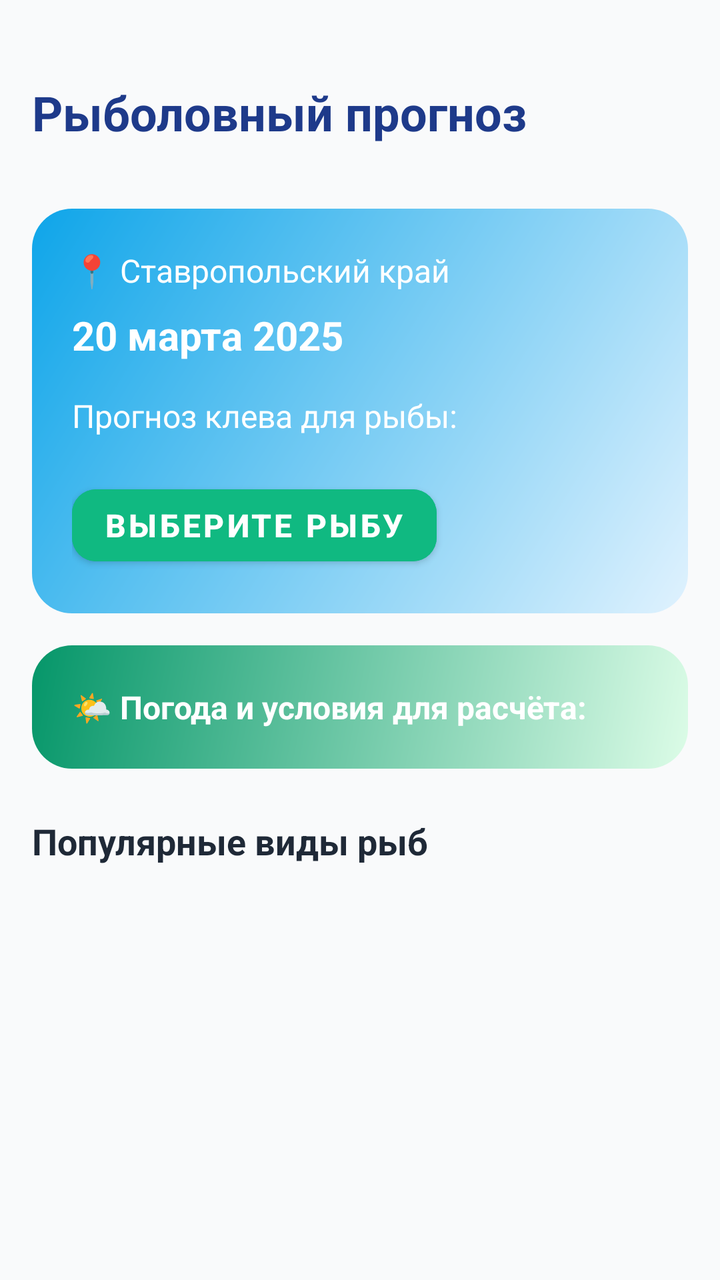
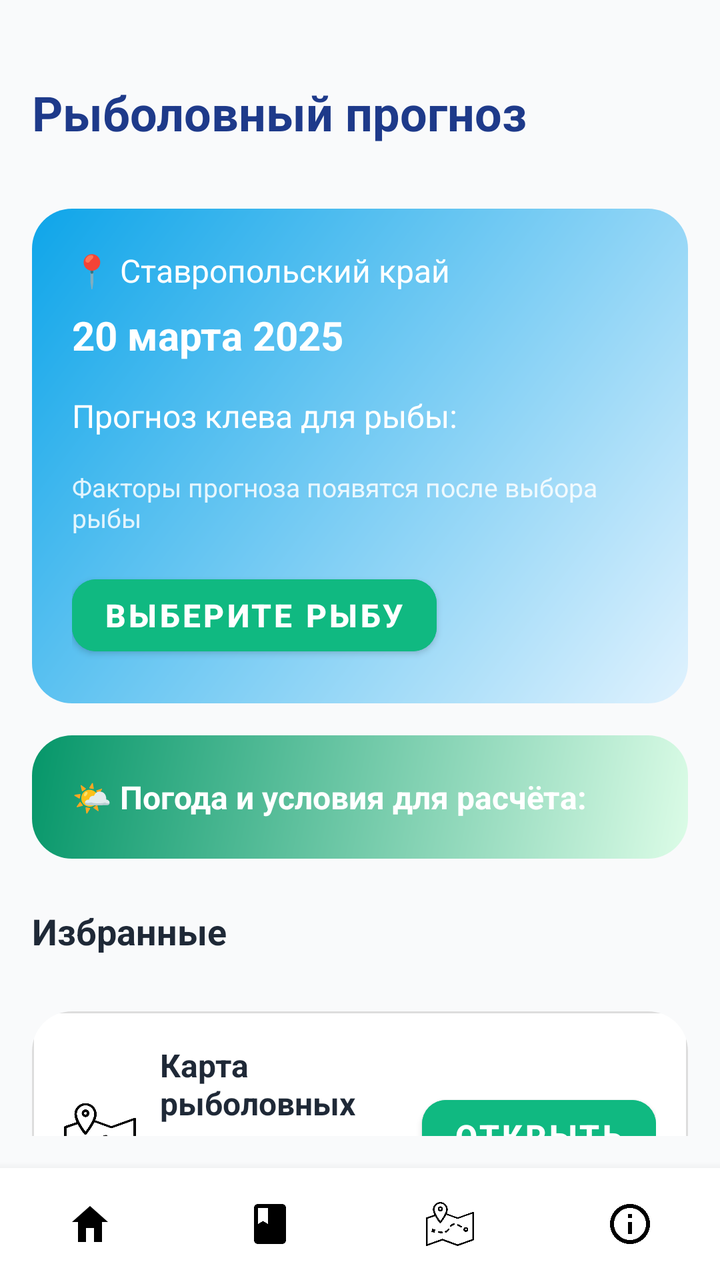

The first picture is an Android layout as it rendered before a commit; the second is the same layout after the commit. The layout source and the unified diff follow.
<!-- AndroidManifest.xml: activity theme Theme.FishingForecastAppStav -->
<!-- res/layout/activity_main.xml -->
<?xml version="1.0" encoding="utf-8"?>
<androidx.constraintlayout.widget.ConstraintLayout
    xmlns:android="http://schemas.android.com/apk/res/android"
    xmlns:app="http://schemas.android.com/apk/res-auto"
    xmlns:tools="http://schemas.android.com/tools"
    android:layout_width="match_parent"
    android:layout_height="match_parent"
    android:background="@color/gray_50"
    android:padding="16dp">

    
    <TextView
        android:id="@+id/tvAppTitle"
        android:layout_width="wrap_content"
        android:layout_height="wrap_content"
        android:text="Рыболовный прогноз"
        android:textSize="24sp"
        android:textStyle="bold"
        android:textColor="@color/primary"
        android:layout_marginTop="24dp"
        app:layout_constraintTop_toTopOf="parent"
        app:layout_constraintStart_toStartOf="parent"/>

    
    <com.google.android.material.card.MaterialCardView
        android:id="@+id/cardForecast"
        android:layout_width="0dp"
        android:layout_height="wrap_content"
        app:cardCornerRadius="20dp"
        app:cardElevation="0dp"
        app:cardBackgroundColor="@color/white"
        app:strokeWidth="0dp"
        app:layout_constraintTop_toBottomOf="@id/tvAppTitle"
        app:layout_constraintStart_toStartOf="parent"
        app:layout_constraintEnd_toEndOf="parent"
        android:layout_marginTop="32dp">

        <LinearLayout
            android:layout_width="match_parent"
            android:layout_height="wrap_content"
            android:orientation="vertical"
            android:padding="20dp"
            android:background="@drawable/bg_gradient_card">

            
            <TextView
                android:id="@+id/tvRegion"
                android:layout_width="wrap_content"
                android:layout_height="wrap_content"
                android:text="📍 Ставропольский край"
                android:textSize="16sp"
                android:textColor="@color/white"
                android:layout_marginBottom="8dp"/>

            
            <TextView
                android:id="@+id/tvCurrentDate"
                android:layout_width="wrap_content"
                android:layout_height="wrap_content"
                android:text="20 марта 2025"
                android:textSize="20sp"
                android:textStyle="bold"
                android:textColor="@color/white"
                android:layout_marginBottom="8dp"/>

            
            <LinearLayout
                android:layout_width="match_parent"
                android:layout_height="wrap_content"
                android:orientation="horizontal"
                android:gravity="center_vertical"
                android:layout_marginTop="8dp"
                android:layout_marginBottom="12dp">

                <TextView
                    android:id="@+id/tvCatchForecast"
                    android:layout_width="0dp"
                    android:layout_height="wrap_content"
                    android:layout_weight="1"
                    android:text="Прогноз клева для рыбы:"
                    android:textSize="16sp"
                    android:textColor="@color/white"/>

                <ImageView
                    android:id="@+id/btnResetFish"
                    android:layout_width="24dp"
                    android:layout_height="24dp"
                    android:src="@drawable/ic_reset"
                    android:background="?attr/selectableItemBackgroundBorderless"
                    android:clickable="true"
                    android:focusable="true"
                    android:padding="4dp"
                    android:tint="@color/white"
                    android:visibility="gone"/>
            </LinearLayout>

            
            <com.google.android.material.button.MaterialButton
                android:id="@+id/btnSelectFish"
                style="@style/Widget.MaterialComponents.Button"
                android:layout_width="wrap_content"
                android:layout_height="wrap_content"
                android:text="Выберите рыбу"
                android:textColor="@color/white"
                android:backgroundTint="@color/accent"
                android:layout_marginTop="8dp"
                app:cornerRadius="12dp"/>
        </LinearLayout>
    </com.google.android.material.card.MaterialCardView>

    
    <com.google.android.material.card.MaterialCardView
        android:id="@+id/cardWeather"
        android:layout_width="0dp"
        android:layout_height="wrap_content"
        app:cardCornerRadius="20dp"
        app:cardElevation="0dp"
        app:cardBackgroundColor="@color/white"
        app:strokeWidth="0dp"
        app:layout_constraintTop_toBottomOf="@id/cardForecast"
        app:layout_constraintStart_toStartOf="parent"
        app:layout_constraintEnd_toEndOf="parent"
        android:layout_marginTop="16dp">

        <LinearLayout
            android:layout_width="match_parent"
            android:layout_height="wrap_content"
            android:orientation="vertical"
            android:padding="20dp"
            android:background="@drawable/bg_weather_card">

            <TextView
                android:id="@+id/tvWeatherForecast"
                android:layout_width="match_parent"
                android:layout_height="wrap_content"
                android:text="🌤️ Погода и условия для расчёта:"
                android:textSize="16sp"
                android:textColor="@color/white"
                android:textStyle="bold" />
        </LinearLayout>
    </com.google.android.material.card.MaterialCardView>

    
    <TextView
        android:id="@+id/tvPopularFishTitle"
        android:layout_width="wrap_content"
        android:layout_height="wrap_content"
        android:text="Популярные виды рыб"
        android:textSize="18sp"
        android:textStyle="bold"
        android:textColor="@color/gray_800"
        android:layout_marginTop="24dp"
        app:layout_constraintTop_toBottomOf="@id/cardWeather"
        app:layout_constraintStart_toStartOf="parent"/>

    <androidx.recyclerview.widget.RecyclerView
        android:id="@+id/rvFishList"
        android:layout_width="0dp"
        android:layout_height="0dp"
        android:layout_marginTop="12dp"
        android:clipToPadding="false"
        android:paddingHorizontal="4dp"
        app:layoutManager="androidx.recyclerview.widget.LinearLayoutManager"
        app:layout_constraintTop_toBottomOf="@id/tvPopularFishTitle"
        app:layout_constraintBottom_toBottomOf="parent"
        app:layout_constraintStart_toStartOf="parent"
        app:layout_constraintEnd_toEndOf="parent"/>



</androidx.constraintlayout.widget.ConstraintLayout>
<!-- resources referenced by this layout -->
<resources>
  <color name="accent">#10B981</color>
  <color name="gray_50">#F9FAFB</color>
  <color name="gray_800">#1F2937</color>
  <color name="primary">#1E3A8A</color>
  <color name="white">#FFFFFF</color>
  <!-- drawable bg_gradient_card (drawable) -->
  <?xml version="1.0" encoding="utf-8"?>
  <shape xmlns:android="http://schemas.android.com/apk/res/android">
      <gradient
          android:angle="135"
          android:startColor="@color/sky_blue"
          android:endColor="@color/water_blue"
          android:type="linear" />
      <corners android:radius="16dp" />
  </shape>
  <!-- drawable bg_weather_card (drawable) -->
  <?xml version="1.0" encoding="utf-8"?>
  <shape xmlns:android="http://schemas.android.com/apk/res/android">
      <gradient
          android:angle="135"
          android:startColor="@color/grass_green"
          android:endColor="@color/forest_green"
          android:type="linear" />
      <corners android:radius="16dp" />
  </shape>
  <!-- drawable ic_reset (drawable) -->
  <?xml version="1.0" encoding="utf-8"?>
  <vector xmlns:android="http://schemas.android.com/apk/res/android"
      android:width="24dp"
      android:height="24dp"
      android:viewportWidth="24"
      android:viewportHeight="24">
      <path
          android:fillColor="#FFFFFF"
          android:pathData="M12,5V1L7,6l5,5V7c3.31,0 6,2.69 6,6s-2.69,6 -6,6s-6,-2.69 -6,-6H4c0,4.42 3.58,8 8,8s8,-3.58 8,-8S16.42,5 12,5z"/>
  </vector>
  <color name="sky_blue">#E0F2FE</color>
  <color name="water_blue">#0EA5E9</color>
  <color name="grass_green">#DCFCE7</color>
  <color name="forest_green">#059669</color>
  <color name="primary_dark">#1E40AF</color>
  <color name="accent_light">#34D399</color>
  <style name="Widget.App.TextView" parent="Widget.MaterialComponents.TextView">
          <item name="android:textColor">@color/gray_800</item>
          <item name="android:textSize">16sp</item>
      </style>
  <style name="Widget.App.Button" parent="Widget.MaterialComponents.Button">
          <item name="android:textColor">@color/white</item>
          <item name="backgroundTint">@color/primary</item>
          <item name="cornerRadius">12dp</item>
          <item name="android:textSize">16sp</item>
          <item name="android:textStyle">bold</item>
      </style>
  <style name="Widget.App.CardView" parent="Widget.MaterialComponents.CardView">
          <item name="cardCornerRadius">16dp</item>
          <item name="cardElevation">0dp</item>
          <item name="cardBackgroundColor">@color/white</item>
          <item name="strokeWidth">1dp</item>
          <item name="strokeColor">@color/gray_200</item>
      </style>
  <color name="gray_200">#E5E7EB</color>
  <!-- unchanged entries left out for length: 1 -->
</resources>

<!-- the commit's change to res/layout/activity_main.xml (unified diff, before → after) -->
@@ -5,167 +5,298 @@
     xmlns:tools="http://schemas.android.com/tools"
     android:layout_width="match_parent"
     android:layout_height="match_parent"
-    android:background="@color/gray_50"
-    android:padding="16dp">
-
-    
-    <TextView
-        android:id="@+id/tvAppTitle"
-        android:layout_width="wrap_content"
-        android:layout_height="wrap_content"
-        android:text="Рыболовный прогноз"
-        android:textSize="24sp"
-        android:textStyle="bold"
-        android:textColor="@color/primary"
-        android:layout_marginTop="24dp"
+    android:background="@color/gray_50">
+
+    <androidx.core.widget.NestedScrollView
+        android:id="@+id/main_scroll"
+        android:layout_width="0dp"
+        android:layout_height="0dp"
+        android:padding="16dp"
+        android:fillViewport="true"
         app:layout_constraintTop_toTopOf="parent"
-        app:layout_constraintStart_toStartOf="parent"/>
-
-    
-    <com.google.android.material.card.MaterialCardView
-        android:id="@+id/cardForecast"
+        app:layout_constraintBottom_toTopOf="@id/bottom_navigation_view"
+        app:layout_constraintStart_toStartOf="parent"
+        app:layout_constraintEnd_toEndOf="parent">
+
+        <androidx.constraintlayout.widget.ConstraintLayout
+            android:layout_width="match_parent"
+            android:layout_height="wrap_content">
+
+            
+            <TextView
+                android:id="@+id/tvAppTitle"
+                android:layout_width="wrap_content"
+                android:layout_height="wrap_content"
+                android:text="Рыболовный прогноз"
+                android:textSize="24sp"
+                android:textStyle="bold"
+                android:textColor="@color/primary"
+                android:layout_marginTop="24dp"
+                app:layout_constraintTop_toTopOf="parent"
+                app:layout_constraintStart_toStartOf="parent"/>
+
+            
+            <com.google.android.material.card.MaterialCardView
+                android:id="@+id/cardForecast"
+                android:layout_width="0dp"
+                android:layout_height="wrap_content"
+                app:cardCornerRadius="20dp"
+                app:cardElevation="0dp"
+                app:cardBackgroundColor="@color/white"
+                app:strokeWidth="0dp"
+                app:layout_constraintTop_toBottomOf="@id/tvAppTitle"
+                app:layout_constraintStart_toStartOf="parent"
+                app:layout_constraintEnd_toEndOf="parent"
+                android:layout_marginTop="32dp">
+
+                <LinearLayout
+                    android:layout_width="match_parent"
+                    android:layout_height="wrap_content"
+                    android:orientation="vertical"
+                    android:padding="20dp"
+                    android:background="@drawable/bg_gradient_card">
+
+                    
+                    <TextView
+                        android:id="@+id/tvRegion"
+                        android:layout_width="wrap_content"
+                        android:layout_height="wrap_content"
+                        android:text="📍 Ставропольский край"
+                        android:textSize="16sp"
+                        android:textColor="@color/white"
+                        android:layout_marginBottom="8dp"/>
+
+                    
+                    <TextView
+                        android:id="@+id/tvCurrentDate"
+                        android:layout_width="wrap_content"
+                        android:layout_height="wrap_content"
+                        android:text="20 марта 2025"
+                        android:textSize="20sp"
+                        android:textStyle="bold"
+                        android:textColor="@color/white"
+                        android:layout_marginBottom="8dp"/>
+
+                    
+                    <LinearLayout
+                        android:layout_width="match_parent"
+                        android:layout_height="wrap_content"
+                        android:orientation="horizontal"
+                        android:gravity="center_vertical"
+                        android:layout_marginTop="8dp"
+                        android:layout_marginBottom="12dp">
+
+                        <TextView
+                            android:id="@+id/tvCatchForecast"
+                            android:layout_width="0dp"
+                            android:layout_height="wrap_content"
+                            android:layout_weight="1"
+                            android:text="Прогноз клева для рыбы:"
+                            android:textSize="16sp"
+                            android:textColor="@color/white"/>
+
+                        <ImageView
+                            android:id="@+id/btnResetFish"
+                            android:layout_width="24dp"
+                            android:layout_height="24dp"
+                            android:src="@drawable/ic_reset"
+                            android:background="?attr/selectableItemBackgroundBorderless"
+                            android:clickable="true"
+                            android:focusable="true"
+                            android:padding="4dp"
+                            android:tint="@color/white"
+                            android:visibility="gone"/>
+                    </LinearLayout>
+
+                    
+                    <TextView
+                        android:id="@+id/tvForecastFactors"
+                        android:layout_width="match_parent"
+                        android:layout_height="wrap_content"
+                        android:text="Факторы прогноза появятся после выбора рыбы"
+                        android:textSize="13sp"
+                        android:textColor="@color/white"
+                        android:alpha="0.85"
+                        android:layout_marginTop="4dp"
+                        android:layout_marginBottom="8dp"
+                        android:maxLines="3"
+                        android:ellipsize="end"/>
+
+                    
+                    <com.google.android.material.button.MaterialButton
+                        android:id="@+id/btnSelectFish"
+                        style="@style/Widget.MaterialComponents.Button"
+                        android:layout_width="wrap_content"
+                        android:layout_height="wrap_content"
+                        android:text="Выберите рыбу"
+                        android:textColor="@color/white"
+                        android:backgroundTint="@color/accent"
+                        android:layout_marginTop="8dp"
+                        app:cornerRadius="12dp"/>
+                </LinearLayout>
+            </com.google.android.material.card.MaterialCardView>
+
+            
+            <com.google.android.material.card.MaterialCardView
+                android:id="@+id/cardWeather"
+                android:layout_width="0dp"
+                android:layout_height="wrap_content"
+                app:cardCornerRadius="20dp"
+                app:cardElevation="0dp"
+                app:cardBackgroundColor="@color/white"
+                app:strokeWidth="0dp"
+                app:layout_constraintTop_toBottomOf="@id/cardForecast"
+                app:layout_constraintStart_toStartOf="parent"
+                app:layout_constraintEnd_toEndOf="parent"
+                android:layout_marginTop="16dp">
+
+                <LinearLayout
+                    android:layout_width="match_parent"
+                    android:layout_height="wrap_content"
+                    android:orientation="vertical"
+                    android:padding="20dp"
+                    android:background="@drawable/bg_weather_card">
+
+                    <TextView
+                        android:id="@+id/tvWeatherForecast"
+                        android:layout_width="match_parent"
+                        android:layout_height="wrap_content"
+                        android:text="🌤️ Погода и условия для расчёта:"
+                        android:textSize="16sp"
+                        android:textColor="@color/white"
+                        android:textStyle="bold" />
+                </LinearLayout>
+            </com.google.android.material.card.MaterialCardView>
+
+            
+            <TextView
+                android:id="@+id/tvFavoritesTitle"
+                android:layout_width="wrap_content"
+                android:layout_height="wrap_content"
+                android:text="Избранные"
+                android:textSize="18sp"
+                android:textStyle="bold"
+                android:textColor="@color/gray_800"
+                android:layout_marginTop="24dp"
+                app:layout_constraintTop_toBottomOf="@id/cardWeather"
+                app:layout_constraintStart_toStartOf="parent"/>
+
+            <androidx.recyclerview.widget.RecyclerView
+                android:id="@+id/rvFavorites"
+                android:layout_width="0dp"
+                android:layout_height="wrap_content"
+                android:layout_marginTop="12dp"
+                android:clipToPadding="false"
+                android:paddingHorizontal="4dp"
+                android:nestedScrollingEnabled="false"
+                app:layoutManager="androidx.recyclerview.widget.LinearLayoutManager"
+                app:layout_constraintTop_toBottomOf="@id/tvFavoritesTitle"
+                app:layout_constraintStart_toStartOf="parent"
+                app:layout_constraintEnd_toEndOf="parent"/>
+
+            
+            <com.google.android.material.card.MaterialCardView
+                android:id="@+id/cardMap"
+                android:layout_width="0dp"
+                android:layout_height="wrap_content"
+                app:cardCornerRadius="20dp"
+                app:cardElevation="0dp"
+                app:cardBackgroundColor="@color/white"
+                app:strokeWidth="0dp"
+                app:layout_constraintTop_toBottomOf="@id/rvFavorites"
+                app:layout_constraintStart_toStartOf="parent"
+                app:layout_constraintEnd_toEndOf="parent"
+                android:layout_marginTop="16dp">
+
+                <LinearLayout
+                    android:layout_width="match_parent"
+                    android:layout_height="wrap_content"
+                    android:orientation="horizontal"
+                    android:gravity="center_vertical"
+                    android:padding="16dp"
+                    android:background="@drawable/bg_card">
+
+                    <ImageView
+                        android:layout_width="36dp"
+                        android:layout_height="36dp"
+                        android:src="@drawable/ic_map"
+                        android:contentDescription="@null"
+                        android:layout_marginEnd="12dp"/>
+
+                    <LinearLayout
+                        android:layout_width="0dp"
+                        android:layout_height="wrap_content"
+                        android:layout_weight="1"
+                        android:orientation="vertical">
+
+                        <TextView
+                            android:layout_width="wrap_content"
+                            android:layout_height="wrap_content"
+                            android:text="Карта рыболовных мест"
+                            android:textSize="16sp"
+                            android:textStyle="bold"
+                            android:textColor="@color/gray_800"/>
+
+                        <TextView
+                            android:layout_width="wrap_content"
+                            android:layout_height="wrap_content"
+                            android:text="Открыть карту в приложении"
+                            android:textSize="13sp"
+                            android:textColor="@color/gray_600"/>
+                    </LinearLayout>
+
+                    <com.google.android.material.button.MaterialButton
+                        android:id="@+id/btnOpenMap"
+                        style="@style/Widget.MaterialComponents.Button"
+                        android:layout_width="wrap_content"
+                        android:layout_height="wrap_content"
+                        android:text="Открыть"
+                        android:textColor="@color/white"
+                        android:backgroundTint="@color/accent"
+                        app:cornerRadius="12dp"/>
+                </LinearLayout>
+            </com.google.android.material.card.MaterialCardView>
+
+            
+            <TextView
+                android:id="@+id/tvPopularFishTitle"
+                android:layout_width="wrap_content"
+                android:layout_height="wrap_content"
+                android:text="Популярные виды рыб"
+                android:textSize="18sp"
+                android:textStyle="bold"
+                android:textColor="@color/gray_800"
+                android:layout_marginTop="24dp"
+                app:layout_constraintTop_toBottomOf="@id/cardMap"
+                app:layout_constraintStart_toStartOf="parent"/>
+
+            <androidx.recyclerview.widget.RecyclerView
+                android:id="@+id/rvFishList"
+                android:layout_width="0dp"
+                android:layout_height="wrap_content"
+                android:layout_marginTop="12dp"
+                android:clipToPadding="false"
+                android:paddingHorizontal="4dp"
+                android:nestedScrollingEnabled="false"
+                app:layoutManager="androidx.recyclerview.widget.LinearLayoutManager"
+                app:layout_constraintTop_toBottomOf="@id/tvPopularFishTitle"
+                app:layout_constraintStart_toStartOf="parent"
+                app:layout_constraintEnd_toEndOf="parent"/>
+
+        </androidx.constraintlayout.widget.ConstraintLayout>
+    </androidx.core.widget.NestedScrollView>
+
+    <com.google.android.material.bottomnavigation.BottomNavigationView
+        android:id="@+id/bottom_navigation_view"
         android:layout_width="0dp"
         android:layout_height="wrap_content"
-        app:cardCornerRadius="20dp"
-        app:cardElevation="0dp"
-        app:cardBackgroundColor="@color/white"
-        app:strokeWidth="0dp"
-        app:layout_constraintTop_toBottomOf="@id/tvAppTitle"
-        app:layout_constraintStart_toStartOf="parent"
-        app:layout_constraintEnd_toEndOf="parent"
-        android:layout_marginTop="32dp">
-
-        <LinearLayout
-            android:layout_width="match_parent"
-            android:layout_height="wrap_content"
-            android:orientation="vertical"
-            android:padding="20dp"
-            android:background="@drawable/bg_gradient_card">
-
-            
-            <TextView
-                android:id="@+id/tvRegion"
-                android:layout_width="wrap_content"
-                android:layout_height="wrap_content"
-                android:text="📍 Ставропольский край"
-                android:textSize="16sp"
-                android:textColor="@color/white"
-                android:layout_marginBottom="8dp"/>
-
-            
-            <TextView
-                android:id="@+id/tvCurrentDate"
-                android:layout_width="wrap_content"
-                android:layout_height="wrap_content"
-                android:text="20 марта 2025"
-                android:textSize="20sp"
-                android:textStyle="bold"
-                android:textColor="@color/white"
-                android:layout_marginBottom="8dp"/>
-
-            
-            <LinearLayout
-                android:layout_width="match_parent"
-                android:layout_height="wrap_content"
-                android:orientation="horizontal"
-                android:gravity="center_vertical"
-                android:layout_marginTop="8dp"
-                android:layout_marginBottom="12dp">
-
-                <TextView
-                    android:id="@+id/tvCatchForecast"
-                    android:layout_width="0dp"
-                    android:layout_height="wrap_content"
-                    android:layout_weight="1"
-                    android:text="Прогноз клева для рыбы:"
-                    android:textSize="16sp"
-                    android:textColor="@color/white"/>
-
-                <ImageView
-                    android:id="@+id/btnResetFish"
-                    android:layout_width="24dp"
-                    android:layout_height="24dp"
-                    android:src="@drawable/ic_reset"
-                    android:background="?attr/selectableItemBackgroundBorderless"
-                    android:clickable="true"
-                    android:focusable="true"
-                    android:padding="4dp"
-                    android:tint="@color/white"
-                    android:visibility="gone"/>
-            </LinearLayout>
-
-            
-            <com.google.android.material.button.MaterialButton
-                android:id="@+id/btnSelectFish"
-                style="@style/Widget.MaterialComponents.Button"
-                android:layout_width="wrap_content"
-                android:layout_height="wrap_content"
-                android:text="Выберите рыбу"
-                android:textColor="@color/white"
-                android:backgroundTint="@color/accent"
-                android:layout_marginTop="8dp"
-                app:cornerRadius="12dp"/>
-        </LinearLayout>
-    </com.google.android.material.card.MaterialCardView>
-
-    
-    <com.google.android.material.card.MaterialCardView
-        android:id="@+id/cardWeather"
-        android:layout_width="0dp"
-        android:layout_height="wrap_content"
-        app:cardCornerRadius="20dp"
-        app:cardElevation="0dp"
-        app:cardBackgroundColor="@color/white"
-        app:strokeWidth="0dp"
-        app:layout_constraintTop_toBottomOf="@id/cardForecast"
-        app:layout_constraintStart_toStartOf="parent"
-        app:layout_constraintEnd_toEndOf="parent"
-        android:layout_marginTop="16dp">
-
-        <LinearLayout
-            android:layout_width="match_parent"
-            android:layout_height="wrap_content"
-            android:orientation="vertical"
-            android:padding="20dp"
-            android:background="@drawable/bg_weather_card">
-
-            <TextView
-                android:id="@+id/tvWeatherForecast"
-                android:layout_width="match_parent"
-                android:layout_height="wrap_content"
-                android:text="🌤️ Погода и условия для расчёта:"
-                android:textSize="16sp"
-                android:textColor="@color/white"
-                android:textStyle="bold" />
-        </LinearLayout>
-    </com.google.android.material.card.MaterialCardView>
-
-    
-    <TextView
-        android:id="@+id/tvPopularFishTitle"
-        android:layout_width="wrap_content"
-        android:layout_height="wrap_content"
-        android:text="Популярные виды рыб"
-        android:textSize="18sp"
-        android:textStyle="bold"
-        android:textColor="@color/gray_800"
-        android:layout_marginTop="24dp"
-        app:layout_constraintTop_toBottomOf="@id/cardWeather"
-        app:layout_constraintStart_toStartOf="parent"/>
-
-    <androidx.recyclerview.widget.RecyclerView
-        android:id="@+id/rvFishList"
-        android:layout_width="0dp"
-        android:layout_height="0dp"
-        android:layout_marginTop="12dp"
-        android:clipToPadding="false"
-        android:paddingHorizontal="4dp"
-        app:layoutManager="androidx.recyclerview.widget.LinearLayoutManager"
-        app:layout_constraintTop_toBottomOf="@id/tvPopularFishTitle"
+        android:background="@color/white"
+        app:menu="@menu/bottom_nav_menu"
+        app:itemIconTint="@color/black"
+        app:itemTextColor="@color/black"
+        app:labelVisibilityMode="unlabeled"
         app:layout_constraintBottom_toBottomOf="parent"
         app:layout_constraintStart_toStartOf="parent"
         app:layout_constraintEnd_toEndOf="parent"/>
 
-
-
 </androidx.constraintlayout.widget.ConstraintLayout>
<!-- resource entries referenced after the edit -->
@@ -1,10 +1,19 @@
 <!-- resources referenced by this layout -->
 <resources>
   <color name="accent">#10B981</color>
+  <color name="black">#000000</color>
   <color name="gray_50">#F9FAFB</color>
+  <color name="gray_600">#4B5563</color>
   <color name="gray_800">#1F2937</color>
   <color name="primary">#1E3A8A</color>
   <color name="white">#FFFFFF</color>
+  <!-- drawable bg_card (drawable) -->
+  <shape xmlns:android="http://schemas.android.com/apk/res/android" android:shape="rectangle">
+      <solid android:color="#FFFFFF"/>
+      <corners android:radius="8dp"/>
+      <stroke android:width="1dp" android:color="#DDDDDD"/>
+      <padding android:left="8dp" android:top="8dp" android:right="8dp" android:bottom="8dp" />
+  </shape>
   <!-- drawable bg_gradient_card (drawable) -->
   <?xml version="1.0" encoding="utf-8"?>
   <shape xmlns:android="http://schemas.android.com/apk/res/android">
@@ -25,6 +34,7 @@
           android:type="linear" />
       <corners android:radius="16dp" />
   </shape>
+  <!-- drawable ic_map: png bitmap (drawable, 10128 bytes) -->
   <!-- drawable ic_reset (drawable) -->
   <?xml version="1.0" encoding="utf-8"?>
   <vector xmlns:android="http://schemas.android.com/apk/res/android"
